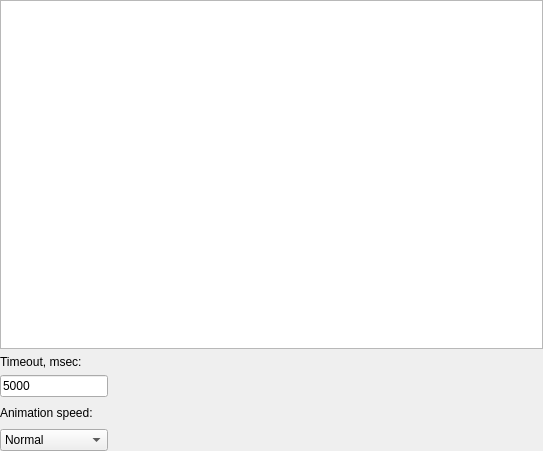
The window that src/corelayers/notificationssettings/notifications.ui (euroelessar/qutim) describes before a commit, drawn with Qt 5.
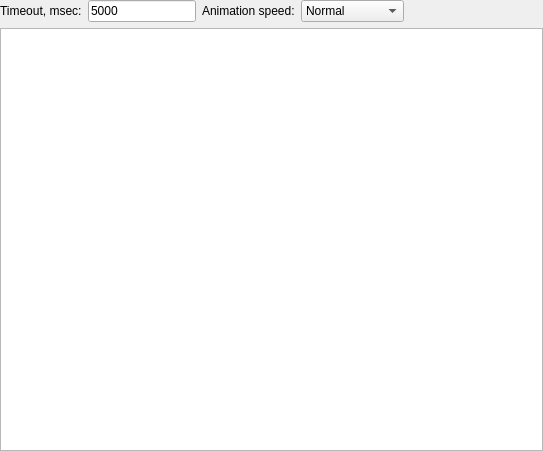
The same window after the commit.

Commit message: Prettify Notification settings ui

The edit to the form file:
```diff
--- a/src/corelayers/notificationssettings/notifications.ui
+++ b/src/corelayers/notificationssettings/notifications.ui
@@ -17,14 +17,14 @@
    <property name="margin">
     <number>0</number>
    </property>
-   <item row="1" column="0">
+   <item row="0" column="0">
     <widget class="QLabel" name="label_5">
      <property name="text">
       <string>Timeout, msec:</string>
      </property>
     </widget>
    </item>
-   <item row="2" column="0">
+   <item row="0" column="1">
     <widget class="QLineEdit" name="timeout">
      <property name="sizePolicy">
       <sizepolicy hsizetype="Preferred" vsizetype="Fixed">
@@ -37,14 +37,14 @@
      </property>
     </widget>
    </item>
-   <item row="3" column="0">
+   <item row="0" column="2">
     <widget class="QLabel" name="label_6">
      <property name="text">
       <string>Animation speed:</string>
      </property>
     </widget>
    </item>
-   <item row="4" column="0">
+   <item row="0" column="3">
     <widget class="QComboBox" name="animationSpeed">
      <property name="currentIndex">
       <number>3</number>
@@ -86,7 +86,7 @@
      </item>
     </widget>
    </item>
-   <item row="3" column="1">
+   <item row="0" column="4">
     <spacer name="horizontalSpacer">
      <property name="orientation">
       <enum>Qt::Horizontal</enum>
@@ -99,7 +99,7 @@
      </property>
     </spacer>
    </item>
-   <item row="0" column="0" colspan="2">
+   <item row="1" column="0" colspan="5">
     <widget class="QTreeView" name="notificationsView">
      <property name="alternatingRowColors">
       <bool>true</bool>
```
